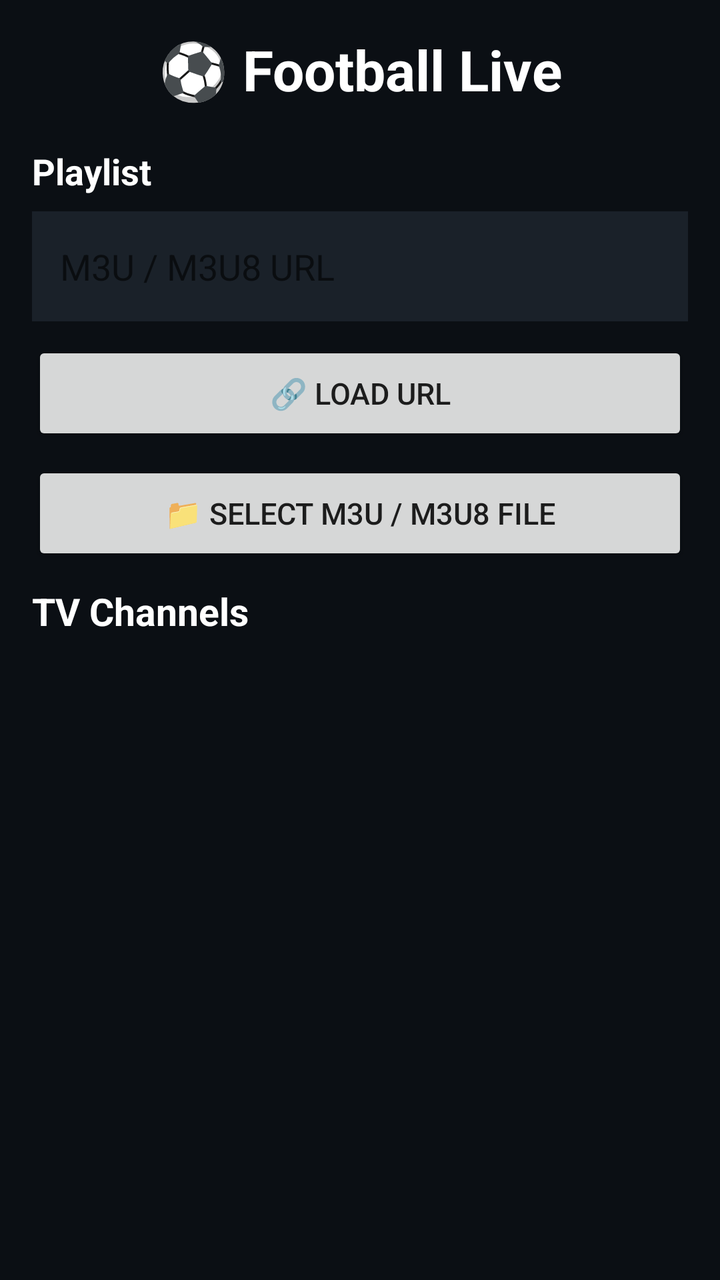
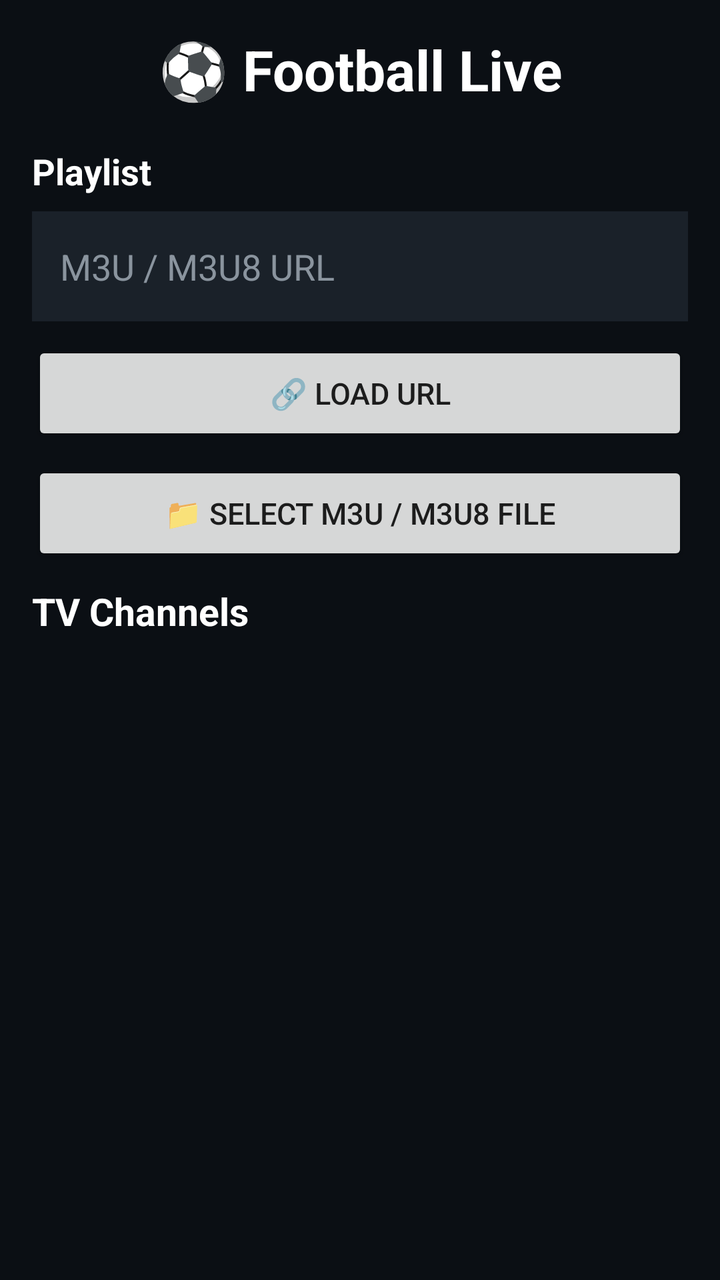

Screens rendered from an Android XML layout before and after an edit, with the pre-edit source and the edit as a unified diff.
<!-- AndroidManifest.xml: application theme Theme.FootballLive -->
<!-- res/layout/activity_main.xml -->
<?xml version="1.0" encoding="utf-8"?>
<LinearLayout
    xmlns:android="http://schemas.android.com/apk/res/android"
    android:layout_width="match_parent"
    android:layout_height="match_parent"
    android:orientation="vertical"
    android:background="#0B0F14"
    android:padding="16dp">

    <TextView
        android:layout_width="match_parent"
        android:layout_height="wrap_content"
        android:text="⚽ Football Live"
        android:textColor="#FFFFFF"
        android:textSize="28sp"
        android:textStyle="bold"
        android:gravity="center"
        android:layout_marginBottom="20dp" />

    <TextView
        android:layout_width="wrap_content"
        android:layout_height="wrap_content"
        android:text="Playlist"
        android:textColor="#FFFFFF"
        android:textSize="18sp"
        android:textStyle="bold"
        android:layout_marginBottom="8dp" />

    <EditText
        android:id="@+id/urlInput"
        android:layout_width="match_parent"
        android:layout_height="55dp"
        android:hint="M3U / M3U8 URL"
        
        android:textColor="#FFFFFF"
        android:inputType="textUri"
        android:singleLine="true"
        android:padding="14dp"
        android:background="#1A2129" />

    <Button
        android:id="@+id/loadButton"
        android:layout_width="match_parent"
        android:layout_height="52dp"
        android:text="🔗 LOAD URL"
        android:textSize="15sp"
        android:layout_marginTop="10dp" />

    <Button
        android:id="@+id/fileButton"
        android:layout_width="match_parent"
        android:layout_height="52dp"
        android:text="📁 SELECT M3U / M3U8 FILE"
        android:textSize="15sp"
        android:layout_marginTop="8dp" />

    <ProgressBar
        android:id="@+id/progress"
        android:layout_width="wrap_content"
        android:layout_height="wrap_content"
        android:layout_gravity="center"
        android:visibility="gone"
        android:layout_margin="12dp" />

    <TextView
        android:layout_width="match_parent"
        android:layout_height="wrap_content"
        android:text="TV Channels"
        android:textColor="#FFFFFF"
        android:textSize="19sp"
        android:textStyle="bold"
        android:layout_marginTop="10dp"
        android:layout_marginBottom="8dp" />

    <ListView
        android:id="@+id/channelList"
        android:layout_width="match_parent"
        android:layout_height="0dp"
        android:layout_weight="1"
        android:divider="#252D36"
        android:dividerHeight="1dp" />

</LinearLayout>
<!-- resources referenced by this layout -->
<resources>
  <style name="Theme.FootballLive" parent="Theme.AppCompat.DayNight.NoActionBar">
      </style>
</resources>

<!-- the commit's change to res/layout/activity_main.xml (unified diff, before → after) -->
@@ -31,8 +31,8 @@
         android:layout_width="match_parent"
         android:layout_height="55dp"
         android:hint="M3U / M3U8 URL"
-        
         android:textColor="#FFFFFF"
+        android:textColorHint="#8A949E"
         android:inputType="textUri"
         android:singleLine="true"
         android:padding="14dp"
@@ -72,12 +72,15 @@
         android:layout_marginTop="10dp"
         android:layout_marginBottom="8dp" />
 
-    <ListView
-        android:id="@+id/channelList"
+    <GridView
+        android:id="@+id/channelGrid"
         android:layout_width="match_parent"
         android:layout_height="0dp"
         android:layout_weight="1"
-        android:divider="#252D36"
-        android:dividerHeight="1dp" />
+        android:numColumns="2"
+        android:horizontalSpacing="10dp"
+        android:verticalSpacing="10dp"
+        android:stretchMode="columnWidth"
+        android:gravity="center" />
 
 </LinearLayout>
